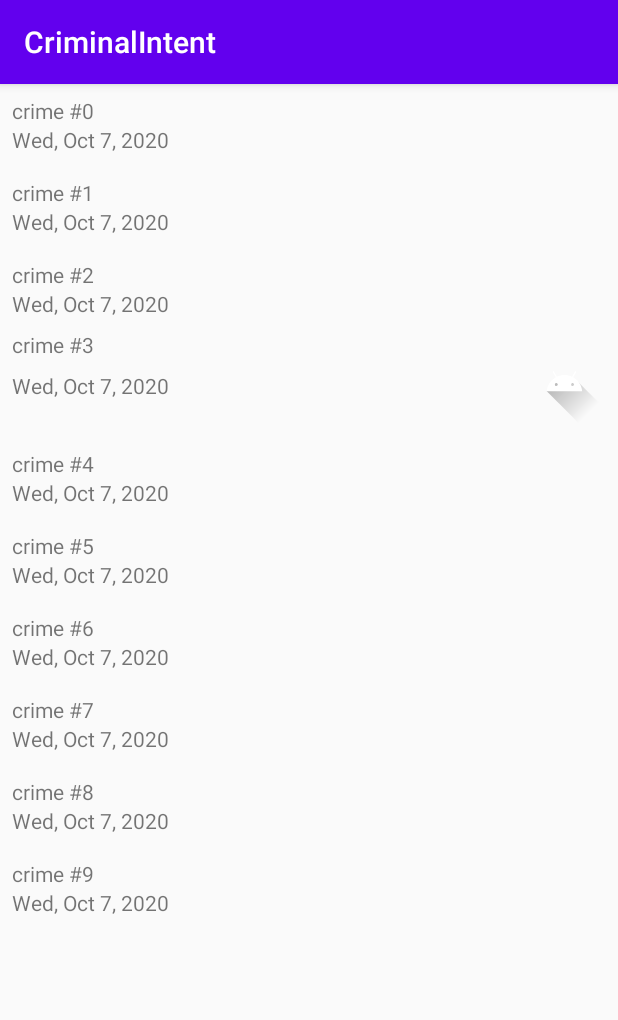
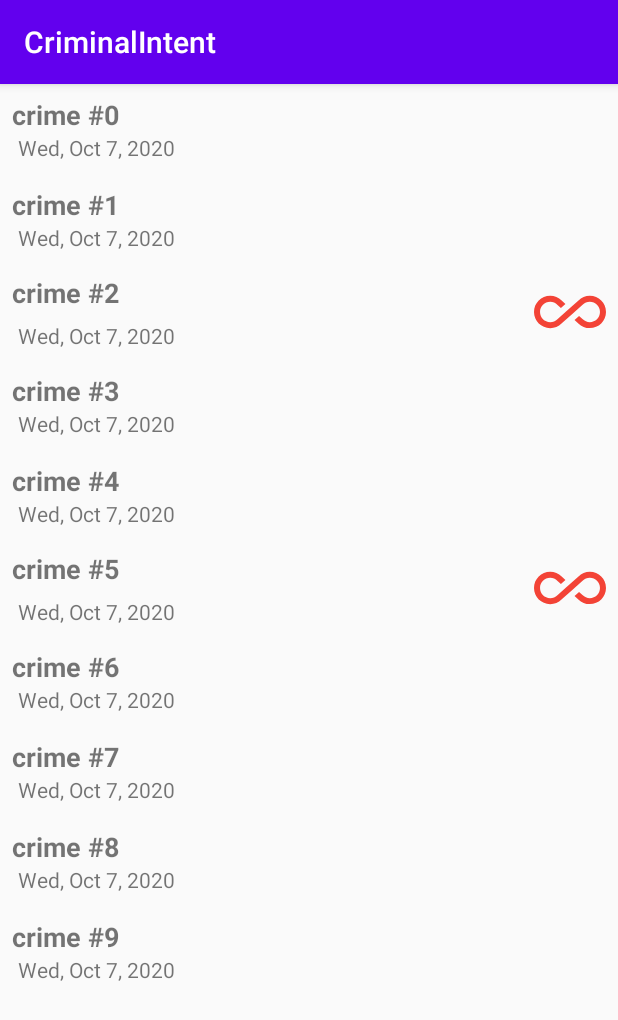
Before and after one commit to abdullahalamodi/android-kotlin-lec9_10, an Android app: the screen it shows after launch (MainActivity), on a phone screen of 412 x 824 dp. Shown: the top 1020 px of the screen. Run offline under Robolectric (Android 15) with nearby library versions, the phone set to English and light mode, and no system bars.

Commit message:
add serious crime image

```diff
--- a/app/src/main/java/com/abdullahalamodi/criminalintent/CrimeListFragment.kt
+++ b/app/src/main/java/com/abdullahalamodi/criminalintent/CrimeListFragment.kt
@@ -18,7 +18,7 @@ import java.util.*
 class CrimeListFragment : Fragment() {
     private lateinit var crimeRecyclerView: RecyclerView;
     private var adapter: CrimeAdapter? = null;
-    private var formater = if (Build.VERSION.SDK_INT >= Build.VERSION_CODES.N) {
+    private var formatter = if (Build.VERSION.SDK_INT >= Build.VERSION_CODES.N) {
         DateFormat.getPatternInstance(DateFormat.YEAR_ABBR_MONTH_WEEKDAY_DAY)
     } else {
         null;
@@ -58,7 +58,7 @@ class CrimeListFragment : Fragment() {
     //to format date
     fun dateFormat(date: Date): String? {
         return if (Build.VERSION.SDK_INT >= Build.VERSION_CODES.N) {
-            formater?.format(date)
+            formatter?.format(date)
         } else {
             date.toString();
         };
@@ -102,7 +102,7 @@ class CrimeListFragment : Fragment() {
             this.crime = crime
             titleTextView.text = crime.title
             dateTextView.text = dateFormat(crime.date);
-            imageView.setImageResource(R.drawable.ic_launcher_foreground);
+            imageView.setImageResource(R.drawable.ic_hand_shuck_24);
         }
 
         init {
--- a/app/src/main/java/com/abdullahalamodi/criminalintent/CrimeListViewModel.kt
+++ b/app/src/main/java/com/abdullahalamodi/criminalintent/CrimeListViewModel.kt
@@ -13,6 +13,8 @@ class CrimeListViewModel : ViewModel() {
             crime.isSolved = (i % 2 == 0);
             crimes += crime;
         }
-        crimes[3].requiresPolice=true;
+        //serious crimes
+        crimes[2].requiresPolice=true;
+        crimes[5].requiresPolice=true;
     }
 }
--- /dev/null
+++ b/app/src/main/res/drawable/ic_hand_shuck_24.xml
@@ -0,0 +1,5 @@
+<vector android:height="24dp" android:tint="#F34336"
+    android:viewportHeight="24" android:viewportWidth="24"
+    android:width="24dp" xmlns:android="http://schemas.android.com/apk/res/android">
+    <path android:fillColor="@android:color/white" android:pathData="M18.6,6.62c-1.44,0 -2.8,0.56 -3.77,1.53L12,10.66 10.48,12h0.01L7.8,14.39c-0.64,0.64 -1.49,0.99 -2.4,0.99 -1.87,0 -3.39,-1.51 -3.39,-3.38S3.53,8.62 5.4,8.62c0.91,0 1.76,0.35 2.44,1.03l1.13,1 1.51,-1.34L9.22,8.2C8.2,7.18 6.84,6.62 5.4,6.62 2.42,6.62 0,9.04 0,12s2.42,5.38 5.4,5.38c1.44,0 2.8,-0.56 3.77,-1.53l2.83,-2.5 0.01,0.01L13.52,12h-0.01l2.69,-2.39c0.64,-0.64 1.49,-0.99 2.4,-0.99 1.87,0 3.39,1.51 3.39,3.38s-1.52,3.38 -3.39,3.38c-0.9,0 -1.76,-0.35 -2.44,-1.03l-1.14,-1.01 -1.51,1.34 1.27,1.12c1.02,1.01 2.37,1.57 3.82,1.57 2.98,0 5.4,-2.41 5.4,-5.38s-2.42,-5.37 -5.4,-5.37z"/>
+</vector>
--- a/app/src/main/res/layout/list_item_crime.xml
+++ b/app/src/main/res/layout/list_item_crime.xml
@@ -9,11 +9,14 @@
         android:id="@+id/crime_title"
         android:layout_width="match_parent"
         android:layout_height="wrap_content"
+        android:textStyle="bold"
+        android:textSize="18dp"
         android:text="Crime Title" />
 
     <TextView
         android:id="@+id/crime_date"
         android:layout_width="match_parent"
         android:layout_height="wrap_content"
+        android:layout_marginStart="4dp"
         android:text="Crime Date" />
 </LinearLayout>
--- a/app/src/main/res/layout/list_item_crime1.xml
+++ b/app/src/main/res/layout/list_item_crime1.xml
@@ -22,28 +22,28 @@
         android:layout_height="wrap_content"
         android:layout_marginStart="8dp"
         android:text="Crime Title"
+        android:textStyle="bold"
+        android:textSize="18dp"
+        app:layout_constraintBottom_toTopOf="@+id/crime_date"
         app:layout_constraintEnd_toStartOf="@+id/crime_image"
-        app:layout_constraintHorizontal_bias="0.029"
         app:layout_constraintStart_toStartOf="parent"
-        app:layout_constraintTop_toTopOf="parent"
-        app:layout_constraintVertical_chainStyle="packed" />
+        app:layout_constraintTop_toTopOf="parent" />
 
     <TextView
         android:id="@+id/crime_date"
         android:layout_width="0dp"
         android:layout_height="wrap_content"
-        android:layout_marginStart="8dp"
-        android:layout_marginTop="8dp"
+        android:layout_marginStart="4dp"
         android:text="Crime Date"
+        app:layout_constraintBottom_toBottomOf="parent"
         app:layout_constraintEnd_toStartOf="@+id/crime_image"
-        app:layout_constraintHorizontal_bias="0.029"
-        app:layout_constraintStart_toStartOf="parent"
+        app:layout_constraintStart_toStartOf="@+id/crime_title"
         app:layout_constraintTop_toBottomOf="@+id/crime_title" />
 
     <ImageView
         android:id="@+id/crime_image"
-        android:layout_width="55dp"
-        android:layout_height="55dp"
+        android:layout_width="48dp"
+        android:layout_height="48dp"
         android:layout_marginTop="8dp"
         android:layout_marginEnd="8dp"
         android:layout_marginBottom="8dp"
```
